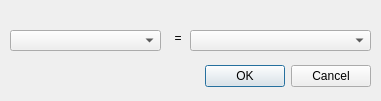
Old version of the form qrgui/mainwindow/shapeEdit/visibilityConditionsDialog.ui in the repository qreal/qreal.
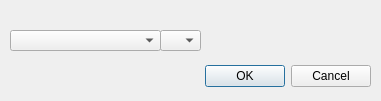
New version of the form. Custom widgets are drawn as their Qt base class.

Commit message: Visibility conditions: added support of int, bool and string types and different logical operators for them

```diff
--- a/qrgui/mainwindow/shapeEdit/visibilityConditionsDialog.ui
+++ b/qrgui/mainwindow/shapeEdit/visibilityConditionsDialog.ui
@@ -39,33 +39,35 @@
     </rect>
    </property>
   </widget>
-  <widget class="QComboBox" name="valueComboBox">
+  <widget class="VisibilityValueWidget" name="valueWidget" native="true">
    <property name="geometry">
     <rect>
-     <x>190</x>
+     <x>200</x>
      <y>30</y>
-     <width>181</width>
+     <width>171</width>
      <height>21</height>
     </rect>
    </property>
   </widget>
-  <widget class="QLabel" name="equalLabel">
+  <widget class="QComboBox" name="operatorComboBox">
    <property name="geometry">
     <rect>
-     <x>170</x>
+     <x>160</x>
      <y>30</y>
-     <width>16</width>
-     <height>16</height>
+     <width>41</width>
+     <height>21</height>
     </rect>
    </property>
-   <property name="text">
-    <string>=</string>
-   </property>
-   <property name="alignment">
-    <set>Qt::AlignCenter</set>
-   </property>
   </widget>
  </widget>
+ <customwidgets>
+  <customwidget>
+   <class>VisibilityValueWidget</class>
+   <extends>QWidget</extends>
+   <header>../mainwindow/shapeEdit/visibilityValueWidget.h</header>
+   <container>1</container>
+  </customwidget>
+ </customwidgets>
  <resources/>
  <connections>
   <connection>
```
The commit also changes 13 other files.
